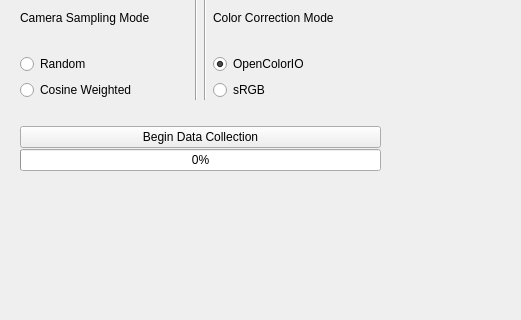
First picture: the form in src/usdSimple/mainwindow.ui, repository mialana/neural-for-usd, before the edit; both pictures show x 0 to 521 and y 177 to 497 of the 800 by 600 pixel window.
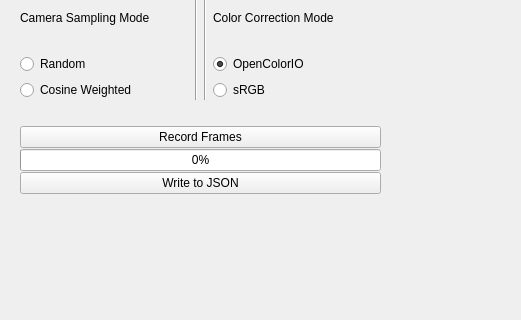
Second picture: the form after the edit.

Commit message: Write data to json

```diff
--- a/src/usdSimple/mainwindow.ui
+++ b/src/usdSimple/mainwindow.ui
@@ -190,7 +190,7 @@
               </sizepolicy>
              </property>
              <property name="text">
-              <string>Begin Data Collection</string>
+              <string>Record Frames</string>
              </property>
             </widget>
            </item>
@@ -210,6 +210,19 @@
              </property>
             </widget>
            </item>
+           <item>
+            <widget class="QPushButton" name="pushButton_3">
+             <property name="sizePolicy">
+              <sizepolicy hsizetype="Expanding" vsizetype="Fixed">
+               <horstretch>0</horstretch>
+               <verstretch>0</verstretch>
+              </sizepolicy>
+             </property>
+             <property name="text">
+              <string>Write to JSON</string>
+             </property>
+            </widget>
+           </item>
            <item>
             <widget class="QLabel" name="label_3">
              <property name="text">
```
Left out of the diff: 2 changed lines with no effect on the pictures. The commit also changes 9 other files.
